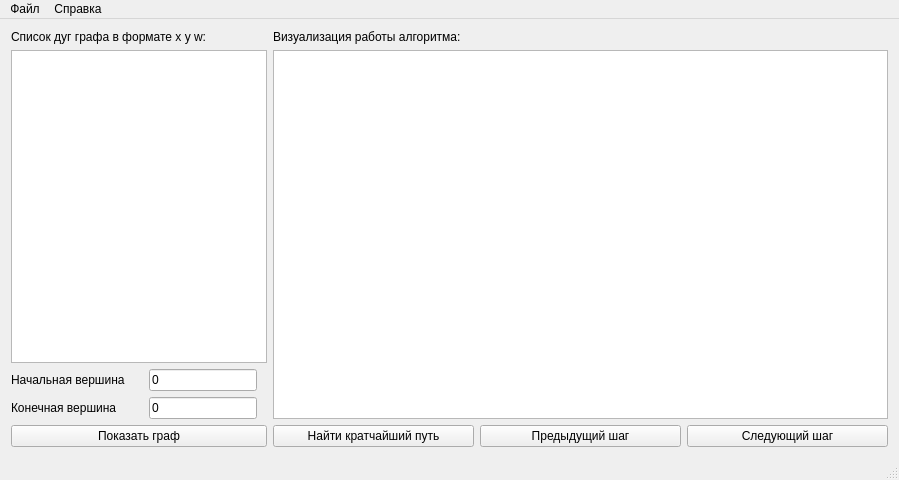
This is GUI/gui.ui in vostreltsov/dijkstras-algorithm-by-streltsov-and-goremykin as Qt 5 draws it before an edit. The edited form follows.
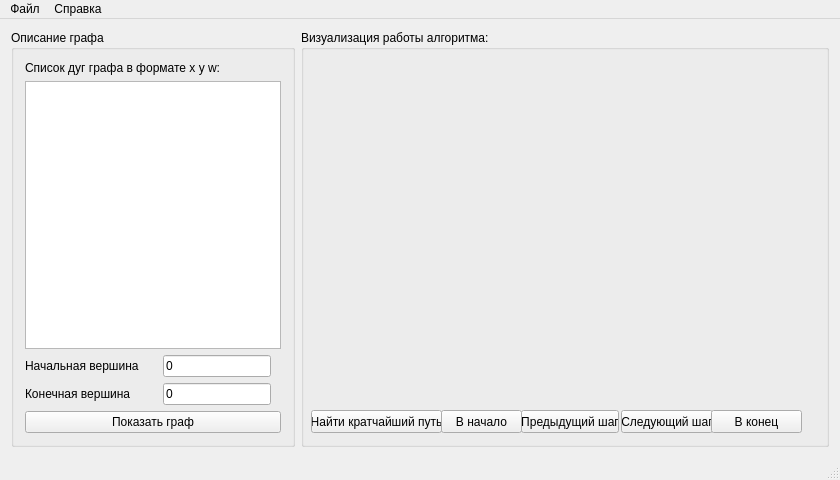
This is the edited form.

Patch:
```diff
--- a/GUI/gui.ui
+++ b/GUI/gui.ui
@@ -6,13 +6,13 @@
    <rect>
     <x>0</x>
     <y>0</y>
-    <width>899</width>
+    <width>840</width>
     <height>480</height>
    </rect>
   </property>
   <property name="minimumSize">
    <size>
-    <width>710</width>
+    <width>840</width>
     <height>480</height>
    </size>
   </property>
@@ -21,8 +21,39 @@
   </property>
   <widget class="QWidget" name="centralWidget">
    <layout class="QGridLayout" name="gridLayout_2">
-    <item row="2" column="3">
+    <item row="0" column="1">
+     <widget class="QGroupBox" name="gbVisualization">
+      <property name="title">
+       <string>Визуализация работы алгоритма:</string>
+      </property>
+      <widget class="QPushButton" name="btnSearch">
+       <property name="geometry">
+        <rect>
+         <x>10</x>
+         <y>380</y>
+         <width>131</width>
+         <height>23</height>
+        </rect>
+       </property>
+       <property name="sizePolicy">
+        <sizepolicy hsizetype="MinimumExpanding" vsizetype="Fixed">
+         <horstretch>0</horstretch>
+         <verstretch>0</verstretch>
+        </sizepolicy>
+       </property>
+       <property name="text">
+        <string>Найти кратчайший путь</string>
+       </property>
+      </widget>
      <widget class="QPushButton" name="btnNext">
+       <property name="geometry">
+        <rect>
+         <x>320</x>
+         <y>380</y>
+         <width>92</width>
+         <height>23</height>
+        </rect>
+       </property>
       <property name="sizePolicy">
        <sizepolicy hsizetype="MinimumExpanding" vsizetype="Fixed">
         <horstretch>0</horstretch>
@@ -33,9 +64,15 @@
        <string>Следующий шаг</string>
       </property>
      </widget>
-    </item>
-    <item row="2" column="2">
      <widget class="QPushButton" name="btnPrevious">
+       <property name="geometry">
+        <rect>
+         <x>220</x>
+         <y>380</y>
+         <width>98</width>
+         <height>23</height>
+        </rect>
+       </property>
       <property name="sizePolicy">
        <sizepolicy hsizetype="MinimumExpanding" vsizetype="Fixed">
         <horstretch>0</horstretch>
@@ -46,59 +83,59 @@
        <string>Предыдущий шаг</string>
       </property>
      </widget>
+      <widget class="QPushButton" name="btnToTheEnd">
+       <property name="geometry">
+        <rect>
+         <x>410</x>
+         <y>380</y>
+         <width>91</width>
+         <height>23</height>
+        </rect>
+       </property>
+       <property name="sizePolicy">
+        <sizepolicy hsizetype="MinimumExpanding" vsizetype="Fixed">
+         <horstretch>0</horstretch>
+         <verstretch>0</verstretch>
+        </sizepolicy>
+       </property>
+       <property name="text">
+        <string>В конец</string>
+       </property>
+      </widget>
+      <widget class="QPushButton" name="btnToTheBeginning">
+       <property name="geometry">
+        <rect>
+         <x>140</x>
+         <y>380</y>
+         <width>81</width>
+         <height>23</height>
+        </rect>
+       </property>
+       <property name="sizePolicy">
+        <sizepolicy hsizetype="MinimumExpanding" vsizetype="Fixed">
+         <horstretch>0</horstretch>
+         <verstretch>0</verstretch>
+        </sizepolicy>
+       </property>
+       <property name="text">
+        <string>В начало</string>
+       </property>
+      </widget>
+     </widget>
     </item>
-    <item row="1" column="0" rowspan="2">
+    <item row="0" column="0">
+     <widget class="QGroupBox" name="gbGraph">
+      <property name="sizePolicy">
+       <sizepolicy hsizetype="Fixed" vsizetype="Preferred">
+        <horstretch>0</horstretch>
+        <verstretch>0</verstretch>
+       </sizepolicy>
+      </property>
+      <property name="title">
+       <string>Описание графа</string>
+      </property>
      <layout class="QGridLayout" name="gridLayout">
-      <item row="0" column="0" colspan="2">
-       <widget class="QTextEdit" name="teGraph">
-        <property name="sizePolicy">
-         <sizepolicy hsizetype="Fixed" vsizetype="Expanding">
-          <horstretch>0</horstretch>
-          <verstretch>0</verstretch>
-         </sizepolicy>
-        </property>
-       </widget>
-      </item>
-      <item row="1" column="0">
-       <widget class="QLabel" name="labStart">
-        <property name="sizePolicy">
-         <sizepolicy hsizetype="Fixed" vsizetype="Fixed">
-          <horstretch>0</horstretch>
-          <verstretch>0</verstretch>
-         </sizepolicy>
-        </property>
-        <property name="text">
-         <string>Начальная вершина</string>
-        </property>
-       </widget>
-      </item>
-      <item row="1" column="1">
-       <widget class="QLineEdit" name="leStartVertex">
-        <property name="sizePolicy">
-         <sizepolicy hsizetype="Fixed" vsizetype="Fixed">
-          <horstretch>0</horstretch>
-          <verstretch>0</verstretch>
-         </sizepolicy>
-        </property>
-        <property name="text">
-         <string>0</string>
-        </property>
-       </widget>
-      </item>
-      <item row="2" column="0">
-       <widget class="QLabel" name="labEnd">
-        <property name="sizePolicy">
-         <sizepolicy hsizetype="Fixed" vsizetype="Fixed">
-          <horstretch>0</horstretch>
-          <verstretch>0</verstretch>
-         </sizepolicy>
-        </property>
-        <property name="text">
-         <string>Конечная вершина</string>
-        </property>
-       </widget>
-      </item>
-      <item row="2" column="1">
+       <item row="4" column="1">
        <widget class="QLineEdit" name="leEndVertex">
         <property name="sizePolicy">
          <sizepolicy hsizetype="Fixed" vsizetype="Fixed">
@@ -111,16 +148,53 @@
         </property>
        </widget>
       </item>
-      <item row="3" column="0" colspan="2">
+       <item row="5" column="0" colspan="2">
        <widget class="QPushButton" name="btnShowGraph">
         <property name="text">
          <string>Показать граф</string>
         </property>
        </widget>
       </item>
-     </layout>
-    </item>
-    <item row="0" column="0">
+       <item row="4" column="0">
+        <widget class="QLabel" name="labEnd">
+         <property name="sizePolicy">
+          <sizepolicy hsizetype="Fixed" vsizetype="Fixed">
+           <horstretch>0</horstretch>
+           <verstretch>0</verstretch>
+          </sizepolicy>
+         </property>
+         <property name="text">
+          <string>Конечная вершина</string>
+         </property>
+        </widget>
+       </item>
+       <item row="3" column="1">
+        <widget class="QLineEdit" name="leStartVertex">
+         <property name="sizePolicy">
+          <sizepolicy hsizetype="Fixed" vsizetype="Fixed">
+           <horstretch>0</horstretch>
+           <verstretch>0</verstretch>
+          </sizepolicy>
+         </property>
+         <property name="text">
+          <string>0</string>
+         </property>
+        </widget>
+       </item>
+       <item row="3" column="0">
+        <widget class="QLabel" name="labStart">
+         <property name="sizePolicy">
+          <sizepolicy hsizetype="Fixed" vsizetype="Fixed">
+           <horstretch>0</horstretch>
+           <verstretch>0</verstretch>
+          </sizepolicy>
+         </property>
+         <property name="text">
+          <string>Начальная вершина</string>
+         </property>
+        </widget>
+       </item>
+       <item row="0" column="0" colspan="2">
      <widget class="QLabel" name="labGraph">
       <property name="sizePolicy">
        <sizepolicy hsizetype="Fixed" vsizetype="Fixed">
@@ -133,40 +207,17 @@
       </property>
      </widget>
     </item>
-    <item row="2" column="1">
-     <widget class="QPushButton" name="btnSearch">
+       <item row="1" column="0" colspan="2">
+        <widget class="QTextEdit" name="teGraph">
       <property name="sizePolicy">
-       <sizepolicy hsizetype="MinimumExpanding" vsizetype="Fixed">
+          <sizepolicy hsizetype="Fixed" vsizetype="Expanding">
         <horstretch>0</horstretch>
         <verstretch>0</verstretch>
        </sizepolicy>
       </property>
-      <property name="text">
-       <string>Найти кратчайший путь</string>
-      </property>
-     </widget>
-    </item>
-    <item row="0" column="1">
-     <widget class="QLabel" name="labVisualization">
-      <property name="sizePolicy">
-       <sizepolicy hsizetype="Fixed" vsizetype="Fixed">
-        <horstretch>0</horstretch>
-        <verstretch>0</verstretch>
-       </sizepolicy>
-      </property>
-      <property name="text">
-       <string>Визуализация работы алгоритма:</string>
-      </property>
-     </widget>
-    </item>
-    <item row="1" column="1" colspan="3">
-     <widget class="QGraphicsView" name="gvGraph">
-      <property name="acceptDrops">
-       <bool>false</bool>
-      </property>
-      <property name="autoFillBackground">
-       <bool>true</bool>
-      </property>
+        </widget>
+       </item>
+      </layout>
      </widget>
     </item>
    </layout>
@@ -177,7 +228,7 @@
     <rect>
      <x>0</x>
      <y>0</y>
-     <width>899</width>
+     <width>840</width>
      <height>21</height>
     </rect>
    </property>
```
Lines whose indentation alone changed are shown as unchanged.
